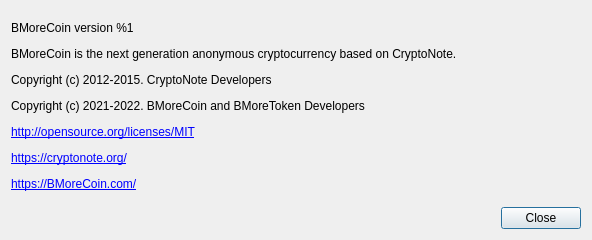
This is src/gui/ui/aboutdialog.ui in netw3173/bmorecoinwallet as Qt 5 draws it before an edit. The edited form follows.
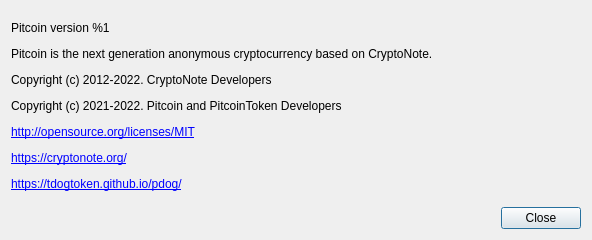
This is the edited form.

The edit to the form file:
```diff
--- a/src/gui/ui/aboutdialog.ui
+++ b/src/gui/ui/aboutdialog.ui
@@ -41,7 +41,7 @@
       </sizepolicy>
      </property>
      <property name="text">
-      <string>&lt;html&gt;&lt;head/&gt;&lt;body&gt;&lt;p&gt;BMoreCoin version %1&lt;/p&gt;&lt;p&gt;BMoreCoin is the next generation anonymous cryptocurrency based on CryptoNote.&lt;/p&gt;&lt;p&gt;Copyright (c) 2012-2015. CryptoNote Developers&lt;/p&gt;&lt;p&gt;Copyright (c) 2021-2022. BMoreCoin and BMoreToken Developers&lt;/p&gt;&lt;p&gt;&lt;a href=&quot;http://opensource.org/licenses/MIT&quot;&gt;&lt;span style=&quot; text-decoration: underline; color:#0000ff;&quot;&gt;http://opensource.org/licenses/MIT&lt;/span&gt;&lt;/a&gt;&lt;/p&gt;&lt;p&gt;&lt;a href=&quot;https://cryptonote.org/&quot;&gt;&lt;span style=&quot; text-decoration: underline; color:#0000ff;&quot;&gt;https://cryptonote.org/&lt;/span&gt;&lt;/a&gt;&lt;/p&gt;&lt;p&gt;&lt;a href=&quot;https://BMoreCoin.com/&quot;&gt;&lt;span style=&quot; text-decoration: underline; color:#0000ff;&quot;&gt;https://BMoreCoin.com/&lt;/span&gt;&lt;/a&gt;&lt;/p&gt;&lt;/body&gt;&lt;/html&gt;</string>
+      <string>&lt;html&gt;&lt;head/&gt;&lt;body&gt;&lt;p&gt;Pitcoin version %1&lt;/p&gt;&lt;p&gt;Pitcoin is the next generation anonymous cryptocurrency based on CryptoNote.&lt;/p&gt;&lt;p&gt;Copyright (c) 2012-2022. CryptoNote Developers&lt;/p&gt;&lt;p&gt;Copyright (c) 2021-2022. Pitcoin and PitcoinToken Developers&lt;/p&gt;&lt;p&gt;&lt;a href=&quot;http://opensource.org/licenses/MIT&quot;&gt;&lt;span style=&quot; text-decoration: underline; color:#0000ff;&quot;&gt;http://opensource.org/licenses/MIT&lt;/span&gt;&lt;/a&gt;&lt;/p&gt;&lt;p&gt;&lt;a href=&quot;https://cryptonote.org/&quot;&gt;&lt;span style=&quot; text-decoration: underline; color:#0000ff;&quot;&gt;https://cryptonote.org/&lt;/span&gt;&lt;/a&gt;&lt;/p&gt;&lt;p&gt;&lt;a href=&quot;https://tdogtoken.github.io/pdog/&quot;&gt;&lt;span style=&quot; text-decoration: underline; color:#0000ff;&quot;&gt;https://tdogtoken.github.io/pdog/&lt;/span&gt;&lt;/a&gt;&lt;/p&gt;&lt;/body&gt;&lt;/html&gt;</string>
      </property>
      <property name="textFormat">
       <enum>Qt::RichText</enum>
```
